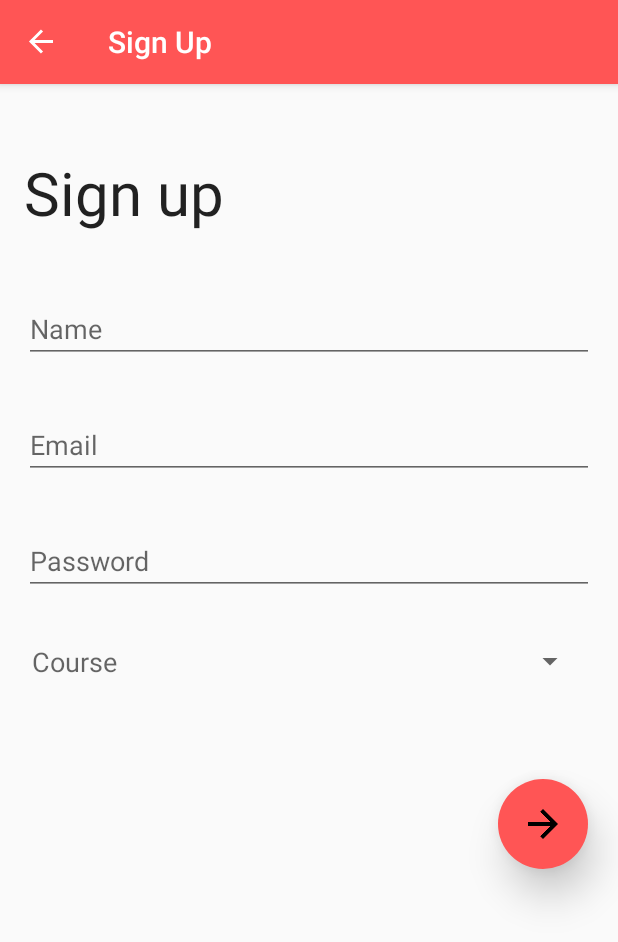
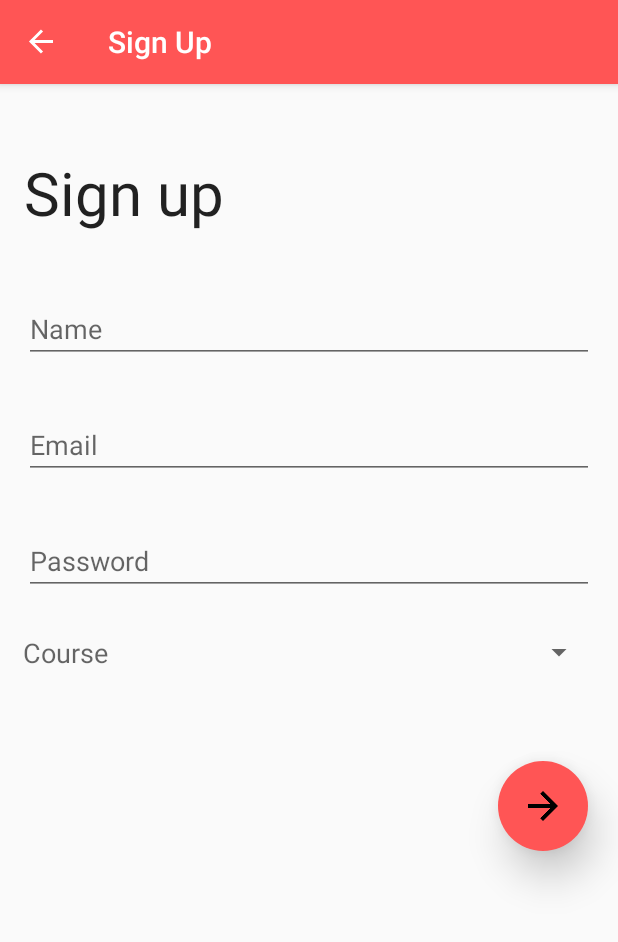
Before and after one commit to badallogical/Attendance-Sheet-App, an Android app: the Sign_up screen opened through its navigation route, on a phone screen of 412 x 824 dp. Shown: the top 942 px of the screen. Run offline under Robolectric (Android 15) with nearby library versions, the phone set to English and light mode, and no system bars; our stand-ins replace Firebase (no records; nobody signed in at launch, a user with empty details on screens opened directly), Room's generated code, Timber, navigation-ui; Roboto replaces fonts that are not available here.

Commit message:
testing login flow

```diff
--- a/app/src/main/java/com/passion/attendancesheet/fragments/ImportSheet.java
+++ b/app/src/main/java/com/passion/attendancesheet/fragments/ImportSheet.java
@@ -47,4 +47,5 @@
     private boolean checkIfSheetAvailable() {
         return false;
     }
+
 }
--- a/app/src/main/java/com/passion/attendancesheet/fragments/Sign_in.java
+++ b/app/src/main/java/com/passion/attendancesheet/fragments/Sign_in.java
@@ -13,6 +13,7 @@
 import android.view.LayoutInflater;
 import android.view.View;
 import android.view.ViewGroup;
+import android.view.animation.AnimationUtils;
 import android.widget.Toast;
 
 import com.google.android.gms.tasks.OnCompleteListener;
@@ -20,6 +21,7 @@
 import com.google.firebase.auth.AuthResult;
 import com.google.firebase.auth.FirebaseAuth;
 import com.google.firebase.auth.FirebaseUser;
+import com.passion.attendancesheet.R;
 import com.passion.attendancesheet.databinding.FragmentImportSheetBinding;
 import com.passion.attendancesheet.databinding.FragmentSignInBinding;
 
@@ -61,6 +63,8 @@
 
             @Override
             public void onClick(View v) {
+
+                v.startAnimation(AnimationUtils.loadAnimation(getContext(), R.anim.pop_up_animation));
 
                 String email = binding.editTextTextEmailAddress.getText().toString();
                 String password = binding.editTextTextPassword.getText().toString();
--- a/app/src/main/java/com/passion/attendancesheet/fragments/admin/AdminSignIn.java
+++ b/app/src/main/java/com/passion/attendancesheet/fragments/admin/AdminSignIn.java
@@ -14,6 +14,7 @@
 import android.view.LayoutInflater;
 import android.view.View;
 import android.view.ViewGroup;
+import android.view.animation.AnimationUtils;
 import android.widget.Toast;
 
 import com.google.android.gms.tasks.OnCompleteListener;
@@ -66,6 +67,9 @@
         binding.submitSignIn.setOnClickListener(new View.OnClickListener() {
             @Override
             public void onClick(View v) {
+
+                v.startAnimation(AnimationUtils.loadAnimation(getContext(), R.anim.pop_up_animation));
+
                 String email = binding.editEmail.getText().toString().trim();
                 String passwd = binding.editPasswd.getText().toString().trim();
 
--- /dev/null
+++ b/app/src/main/res/anim/pop_up_animation.xml
@@ -0,0 +1,23 @@
+<?xml version="1.0" encoding="utf-8"?>
+<set xmlns:android="http://schemas.android.com/apk/res/android">
+    <scale
+        android:duration="80"
+        android:fromXScale="1"
+        android:fromYScale="1"
+        android:pivotX="50%"
+        android:pivotY="50%"
+        android:toXScale="1.2"
+        android:toYScale="1.2"
+        />
+
+    <scale
+        android:duration="80"
+        android:fromXScale="1.2"
+        android:fromYScale="1.2"
+        android:pivotX="50%"
+        android:pivotY="50%"
+        android:toXScale="1"
+        android:toYScale="1"
+        />
+
+</set>
--- a/app/src/main/res/layout/fragment_congratulation.xml
+++ b/app/src/main/res/layout/fragment_congratulation.xml
@@ -12,7 +12,7 @@
         android:id="@+id/textView3"
         android:layout_width="wrap_content"
         android:layout_height="wrap_content"
-        android:layout_marginTop="80dp"
+        android:layout_marginTop="50dp"
         android:fontFamily="@font/roboto"
         android:text="Congratulation "
         android:textAppearance="?android:textAppearanceLarge"
@@ -44,7 +44,7 @@
         android:text="You are now a class Representative."
         android:textAlignment="center"
         android:textAppearance="?android:textAppearanceLarge"
-        android:textSize="25sp"
+        android:textSize="20sp"
         app:layout_constraintEnd_toEndOf="parent"
         app:layout_constraintStart_toStartOf="parent"
         app:layout_constraintTop_toBottomOf="@+id/animationCongrates" />
--- a/app/src/main/res/layout/fragment_sign_up.xml
+++ b/app/src/main/res/layout/fragment_sign_up.xml
@@ -65,7 +65,7 @@
         <LinearLayout
             android:layout_width="match_parent"
             android:layout_height="wrap_content"
-            android:layout_margin="16sp"
+            android:layout_margin="10sp"
             android:gravity="center_vertical"
             android:paddingHorizontal="5dp"
             android:orientation="horizontal">
@@ -80,9 +80,11 @@
 
             <Spinner
                 android:id="@+id/spinner"
-                android:layout_width="0dp"
+                android:layout_width="wrap_content"
                 android:layout_height="wrap_content"
                 android:layout_weight="1"
+                android:textAlignment="center"
+                android:scrollbars="vertical"
                 android:spinnerMode="dialog"
                 tools:layout_editor_absoluteX="221dp"
                 tools:layout_editor_absoluteY="398dp" />
--- a/app/src/main/res/navigation/login_navigation.xml
+++ b/app/src/main/res/navigation/login_navigation.xml
@@ -35,7 +35,8 @@
             tools:layout="@layout/fragment_sign_up">
             <action
                 android:id="@+id/action_sign_up_to_congratulation"
-                app:destination="@id/congratulation" />
+                app:destination="@id/congratulation"
+                app:popUpTo="@id/login" />
         </fragment>
         <fragment
             android:id="@+id/sign_in"
@@ -58,6 +59,11 @@
             <action
                 android:id="@+id/action_congratulation_to_adminSignIn"
                 app:destination="@id/adminSignIn" />
+            <argument
+                android:name="userName"
+                app:argType="string" />
+            <argument android:name="userType"
+                app:argType="string" />
         </fragment>
         <fragment
             android:id="@+id/adminSignUp"
--- a/app/src/main/res/values/strings.xml
+++ b/app/src/main/res/values/strings.xml
@@ -21,5 +21,7 @@
     <string name="no_history_available">No History Available</string>
     <string name="courses">COURSES</string>
     <string name="sharedPreference1">SHARED_PREFERENCES1</string>
+    <string name="CR">CR</string>
+    <string name="ADMIN">ADMIN</string>
 
 </resources>
```
Also changed, not shown: app/src/main/AndroidManifest.xml (+7 -2 lines), app/src/main/java/com/passion/attendancesheet/fragments/Congratulation.java (+19 -15 lines), app/src/main/java/com/passion/attendancesheet/fragments/Sign_up.java (+34 -16 lines), app/src/main/java/com/passion/attendancesheet/fragments/admin/AdminSignUp.java (+8 -10 lines).
